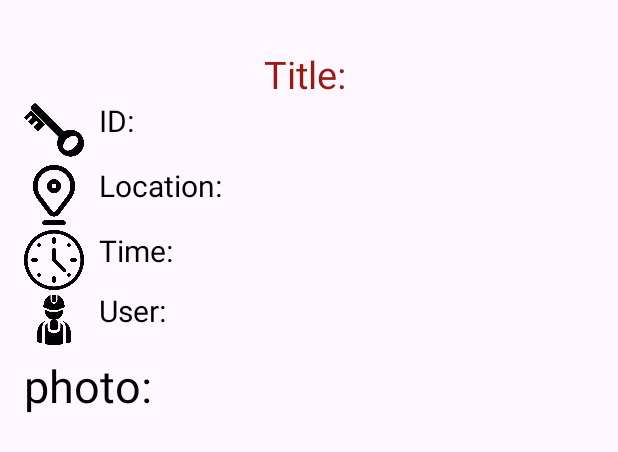
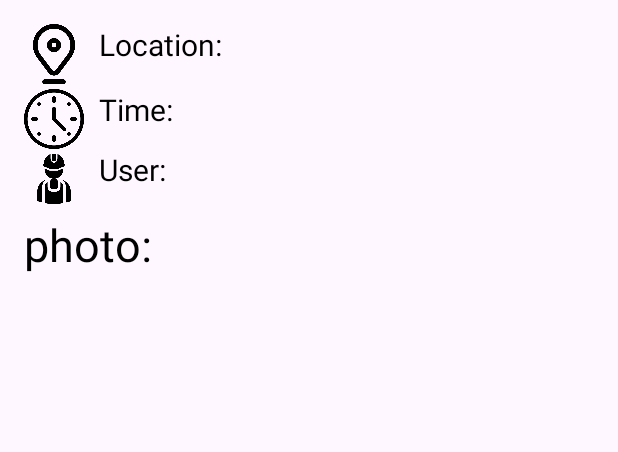
Before and after one commit to AlxKovlv/GeoClock, an Android app: the layout fragment_photo.xml on its own in the app's theme, with its tools: preview values and no code run, on a phone screen of 412 x 824 dp. Shown: the top 452 px of the screen. Run offline under Robolectric (Android 15) with nearby library versions, the phone set to English and light mode, and no system bars.

Commit message:
take photo from home - cancels long click take to photo fragment in photo fragment: function to handle empty photo and display other info **Design change a bit**

```diff
--- a/app/src/main/res/layout/fragment_photo.xml
+++ b/app/src/main/res/layout/fragment_photo.xml
@@ -13,38 +13,9 @@
     <!-- TODO: Update blank fragment layout -->
 
 
-    <TextView
-        android:id="@+id/title"
-        android:layout_width="match_parent"
-        android:layout_height="wrap_content"
-        android:layout_marginTop="16dp"
-        android:gravity="center"
-        android:text="Title: "
-        android:textColor="@color/brickRedColor"
-        android:textSize="25sp" />
 
-    <LinearLayout
-        android:layout_width="match_parent"
-        android:layout_height="wrap_content"
-        android:orientation="horizontal"   >
-        <ImageView
-            android:layout_width="40dp"
-            android:layout_height="40dp"
-            android:src="@drawable/ic_key">
-        </ImageView>
-        <Space
-            android:layout_width="10dp"
-            android:layout_height="wrap_content"/>
-    <TextView
-        android:id="@+id/id"
-        android:layout_width="wrap_content"
-        android:layout_height="wrap_content"
-        android:layout_gravity="start"
-        android:layout_marginBottom="16dp"
-        android:text="ID: "
-        android:textColor="@color/black"
-        android:textSize="20sp" />
-    </LinearLayout>
+
+
     <LinearLayout
     android:layout_width="match_parent"
     android:layout_height="wrap_content"
@@ -118,7 +89,7 @@
     <LinearLayout
         android:layout_width="match_parent"
         android:layout_height="wrap_content"
-        android:orientation="horizontal"   >
+        android:orientation="horizontal"  >
 
 
     <TextView
@@ -129,7 +100,10 @@
         android:text="photo: "
         android:textColor="@color/black"
         android:textSize="30sp" />
+
     </LinearLayout>
+
+
 
 <ImageView
 
```
